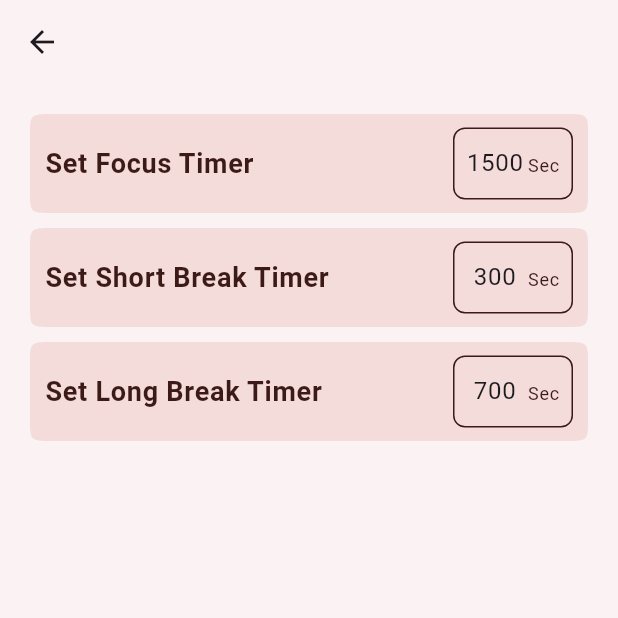
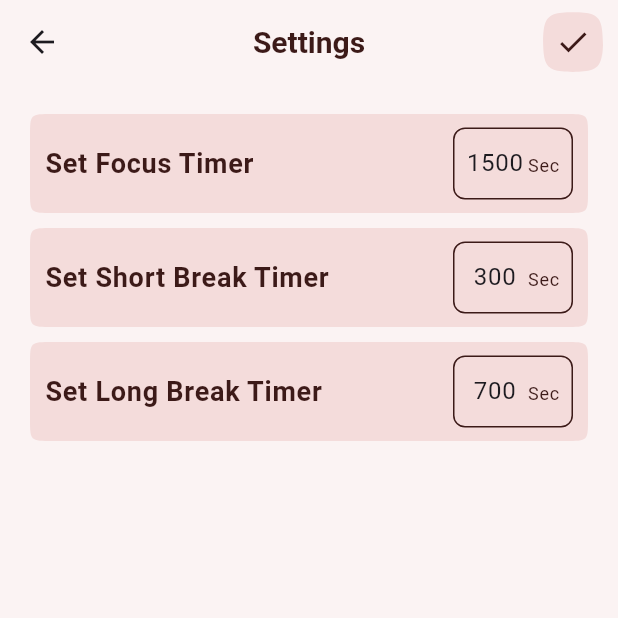
Before and after one commit to sayedabdul-aziz/pomodoro_timer, a Flutter app: the screen it shows after launch, after a tap on the "keyboard control" icon, on a phone screen of 412 x 824 dp, the top half of it. Run offline on Flutter 3.47's test engine with Material 3 defaults, Android fonts, the phone set to English and light mode, and no system bars; our stand-ins replace flutter_bloc, gap, go_router, shared_preferences.

Commit message:
enhance app theme

```diff
--- a/lib/core/styles/theme_manager.dart
+++ b/lib/core/styles/theme_manager.dart
@@ -6,10 +6,15 @@ ThemeData getAppTheme() {
   return ThemeData(
       // appbar theme
       appBarTheme: AppBarTheme(
-          backgroundColor: AppColors.focusBackgroundColor, elevation: 0.0),
+          centerTitle: true,
+          titleTextStyle:
+              getSemiBoldStyle(fontSize: 20, color: AppColors.focusTextColor),
+          backgroundColor: AppColors.focusBackgroundColor,
+          elevation: 0.0),
 
       // floatingActionButtonTheme
       floatingActionButtonTheme: FloatingActionButtonThemeData(
+          elevation: 0.2,
           shape: ContinuousRectangleBorder(
               borderRadius: BorderRadius.circular(30))),
 
--- a/lib/features/pomodoro-timer/presentation/view-model/timer_cubit.dart
+++ b/lib/features/pomodoro-timer/presentation/view-model/timer_cubit.dart
@@ -12,8 +12,8 @@ class TimerCubit extends Cubit<TimerState> {
   // users will set the time from settings view from focus, long and short break.
 
   int focusTimer = 1500; //initial focus Timer => 25 min = 1500 seconds,
-  int shortTimer = 300; //initial focus Timer => 5 min = 300 seconds,
-  int longTimer = 900; // //initial focus Timer => 15 min = 900 seconds,
+  late int shortTimer; //initial focus Timer => 5 min = 300 seconds,
+  late int longTimer; // //initial focus Timer => 15 min = 900 seconds,
 
   int round = 0; // no of pomodoro rounds
 
@@ -24,8 +24,9 @@ class TimerCubit extends Cubit<TimerState> {
         emit(PlayingState());
       } else {
         // increase no of pomodoro rounds
+        _timer?.cancel();
         round++;
-        _timer?.cancel();
+
         emit((InitialState()));
       }
     });
@@ -36,17 +37,17 @@ class TimerCubit extends Cubit<TimerState> {
     emit(PausedState());
   }
 
-  restart() {
-    _timer?.cancel();
-    seconds = 1500;
-    emit(InitialState());
-  }
-
   // when navigate to a new state we will use this setter
 
   setSeconds(int sec) {
     _timer?.cancel();
     seconds = sec;
+    emit(InitialState());
+  }
+
+  setRound() {
+    _timer?.cancel();
+    round++;
     emit(InitialState());
   }
 
@@ -75,6 +76,8 @@ class TimerCubit extends Cubit<TimerState> {
   getFocusTimer() {
     AppLocal.getCachedData(AppLocal.focusTimer).then((value) {
       focusTimer = value ?? 1500;
+      print(value);
+      print(focusTimer);
     });
     emit(InitialState());
   }
--- a/lib/features/pomodoro-timer/presentation/view/widgets/body_content.dart
+++ b/lib/features/pomodoro-timer/presentation/view/widgets/body_content.dart
@@ -2,7 +2,6 @@ import 'package:flutter/material.dart';
 import 'package:flutter_bloc/flutter_bloc.dart';
 import 'package:gap/gap.dart';
 import 'package:go_router/go_router.dart';
-import 'package:pomodoro_timer/configuration/size_configuration.dart';
 import 'package:pomodoro_timer/core/functions/handle_time.dart';
 import 'package:pomodoro_timer/core/styles/styles_manager.dart';
 import 'package:pomodoro_timer/core/utils/routers.dart';
@@ -28,16 +27,15 @@ class BodyContentWidget extends StatelessWidget {
 
   @override
   Widget build(BuildContext context) {
-    double height = SizeConfiguration.screenHeight!;
     var textStyle = (status != 'Focus')
         ? getLightStyle(
-            fontSize: height * .168,
+            fontSize: 120,
             color: textColor,
           ).copyWith(
             height: 0,
           )
         : getBoldStyle(
-            fontSize: height * .168,
+            fontSize: 120,
             color: textColor,
           ).copyWith(
             height: 0,
@@ -95,9 +93,10 @@ class BodyContentWidget extends StatelessWidget {
                 child: FloatingActionButton(
                     heroTag: 'settings',
                     backgroundColor: lightColor,
-                    elevation: 0.0,
+                    foregroundColor: textColor,
                     child: const Icon(Icons.more_horiz_rounded),
                     onPressed: () {
+                      cubit.paused();
                       GoRouter.of(context).push(AppRouter.kSettings);
                     }),
               ),
@@ -114,13 +113,13 @@ class BodyContentWidget extends StatelessWidget {
                         ? FloatingActionButton(
                             heroTag: 'pause',
                             backgroundColor: primaryColor,
-                            elevation: 0.0,
+                            foregroundColor: textColor,
                             child: const Icon(Icons.pause),
                             onPressed: () => cubit.paused())
                         : FloatingActionButton(
                             heroTag: 'play',
                             backgroundColor: primaryColor,
-                            elevation: 0.0,
+                            foregroundColor: textColor,
                             child: const Icon(Icons.play_arrow),
                             onPressed: () => cubit.playing());
                   },
@@ -135,22 +134,24 @@ class BodyContentWidget extends StatelessWidget {
                 child: FloatingActionButton(
                     heroTag: 'next state',
                     backgroundColor: lightColor,
-                    elevation: 0.0,
-                    child: const Icon(Icons.skip_next_rounded),
+                    foregroundColor: textColor,
+                    child: const Icon(Icons.fast_forward),
                     onPressed: () {
-                      cubit.restart();
                       //Two short breaks and then a long break, for ex.
                       // Focus > Short break > Focus > Short break > Focus > Long break > Focus >... etc.
                       if (status != 'Focus') {
-                        GoRouter.of(context).push(AppRouter.kPomodoro);
+                        GoRouter.of(context)
+                            .pushReplacement(AppRouter.kPomodoro);
                       } else if (cubit.round % 3 == 0 && cubit.round != 0) {
-                        // set long break timer by 15 min = 900 seconds
-                        cubit.setSeconds(cubit.longTimer);
-                        GoRouter.of(context).push(AppRouter.kLongBreak);
+                        cubit.setRound();
+
+                        GoRouter.of(context)
+                            .pushReplacement(AppRouter.kLongBreak);
                       } else {
-                        // set short break timer by 5 min = 300 seconds
-                        cubit.setSeconds(cubit.shortTimer);
-                        GoRouter.of(context).push(AppRouter.kShortBreak);
+                        cubit.setRound();
+
+                        GoRouter.of(context)
+                            .pushReplacement(AppRouter.kShortBreak);
                       }
                     }),
               ),
--- a/lib/features/settings/presentation/view/settings_view.dart
+++ b/lib/features/settings/presentation/view/settings_view.dart
@@ -1,7 +1,9 @@
 import 'package:flutter/material.dart';
 import 'package:flutter_bloc/flutter_bloc.dart';
 import 'package:gap/gap.dart';
+import 'package:go_router/go_router.dart';
 import 'package:pomodoro_timer/core/styles/app_color.dart';
+import 'package:pomodoro_timer/core/utils/routers.dart';
 import 'package:pomodoro_timer/features/pomodoro-timer/presentation/view-model/timer_cubit.dart';
 import 'package:pomodoro_timer/features/pomodoro-timer/presentation/view-model/timer_state.dart';
 import 'package:pomodoro_timer/features/settings/presentation/view/widgets/list_tile_item.dart';
@@ -11,47 +13,59 @@ class SettingsView extends StatelessWidget {
 
   @override
   Widget build(BuildContext context) {
-    return Scaffold(
-      backgroundColor: AppColors.focusBackgroundColor,
-      appBar: AppBar(),
-      body: BlocBuilder<TimerCubit, TimerState>(
-        builder: (context, state) {
-          var cubit = BlocProvider.of<TimerCubit>(context);
-          return Padding(
+    return BlocBuilder<TimerCubit, TimerState>(builder: (context, state) {
+      var cubit = BlocProvider.of<TimerCubit>(context);
+      var focusCon = TextEditingController(text: cubit.focusTimer.toString());
+      var shortCon = TextEditingController(text: cubit.shortTimer.toString());
+      var longCon = TextEditingController(text: cubit.longTimer.toString());
+      return Scaffold(
+          backgroundColor: AppColors.focusBackgroundColor,
+          appBar: AppBar(
+            title: const Text('Settings'),
+            actions: [
+              Container(
+                margin: const EdgeInsets.only(right: 10),
+                height: 40,
+                width: 40,
+                child: FloatingActionButton(
+                    heroTag: 'done',
+                    foregroundColor: AppColors.focusTextColor,
+                    backgroundColor: AppColors.focuslightColor,
+                    elevation: 0.0,
+                    child: const Icon(Icons.check),
+                    onPressed: () {
+                      cubit.setFocusTimer(int.parse(focusCon.text));
+                      cubit.setShortTimer(int.parse(shortCon.text));
+                      cubit.setLongTimer(int.parse(longCon.text));
+                      GoRouter.of(context).pushReplacement(AppRouter.kPomodoro);
+                    }),
+              ),
+            ],
+          ),
+          body: Padding(
             padding: const EdgeInsets.all(20),
             child: Column(
               children: [
                 ListTileItem(
                   text: 'Set Focus Timer',
                   cubit: cubit,
-                  onChanged: (value) {
-                    cubit.setFocusTimer(int.parse(value));
-                  },
-                  con: TextEditingController(text: cubit.focusTimer.toString()),
+                  con: focusCon,
                 ),
                 const Gap(10),
                 ListTileItem(
                   text: 'Set Short Break Timer',
                   cubit: cubit,
-                  onChanged: (value) {
-                    cubit.setShortTimer(int.parse(value));
-                  },
-                  con: TextEditingController(text: cubit.shortTimer.toString()),
+                  con: shortCon,
                 ),
                 const Gap(10),
                 ListTileItem(
                   text: 'Set Long Break Timer',
                   cubit: cubit,
-                  onChanged: (value) {
-                    cubit.setLongTimer(int.parse(value));
-                  },
-                  con: TextEditingController(text: cubit.longTimer.toString()),
+                  con: longCon,
                 ),
               ],
             ),
-          );
-        },
-      ),
-    );
+          ));
+    });
   }
 }
--- a/lib/features/settings/presentation/view/widgets/list_tile_item.dart
+++ b/lib/features/settings/presentation/view/widgets/list_tile_item.dart
@@ -9,13 +9,11 @@ class ListTileItem extends StatelessWidget {
     super.key,
     required this.cubit,
     required this.text,
-    required this.onChanged,
     required this.con,
   });
 
   final TimerCubit cubit;
   final String text;
-  final Function(String)? onChanged;
   final TextEditingController con;
 
   @override
@@ -34,7 +32,6 @@ class ListTileItem extends StatelessWidget {
             width: 80,
             child: TextFormField(
               inputFormatters: [FilteringTextInputFormatter.digitsOnly],
-              onChanged: onChanged,
               controller: con,
               textAlign: TextAlign.center,
               keyboardType: TextInputType.number,
```
